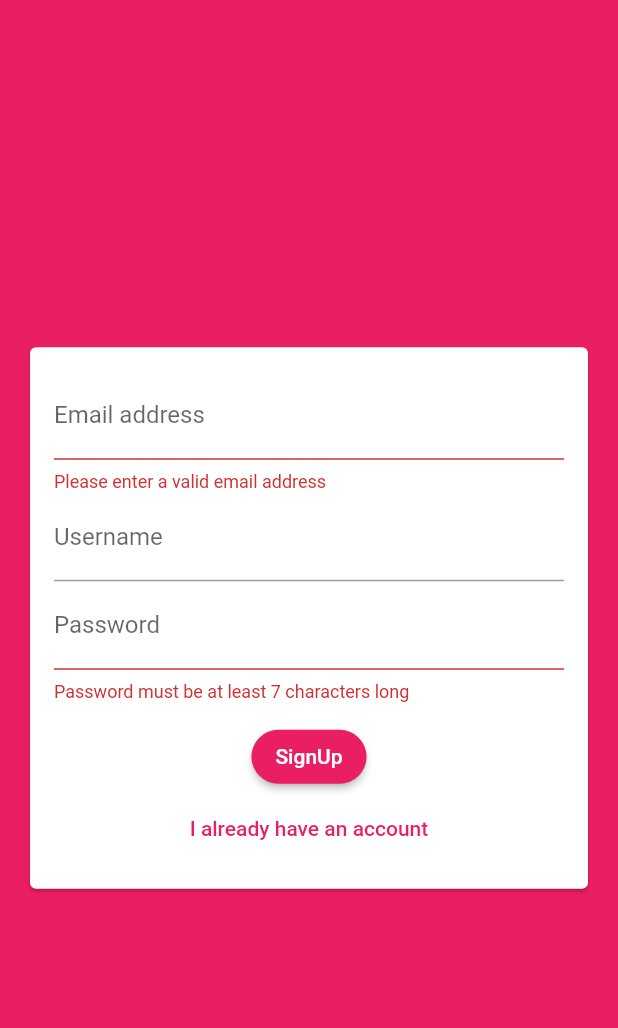
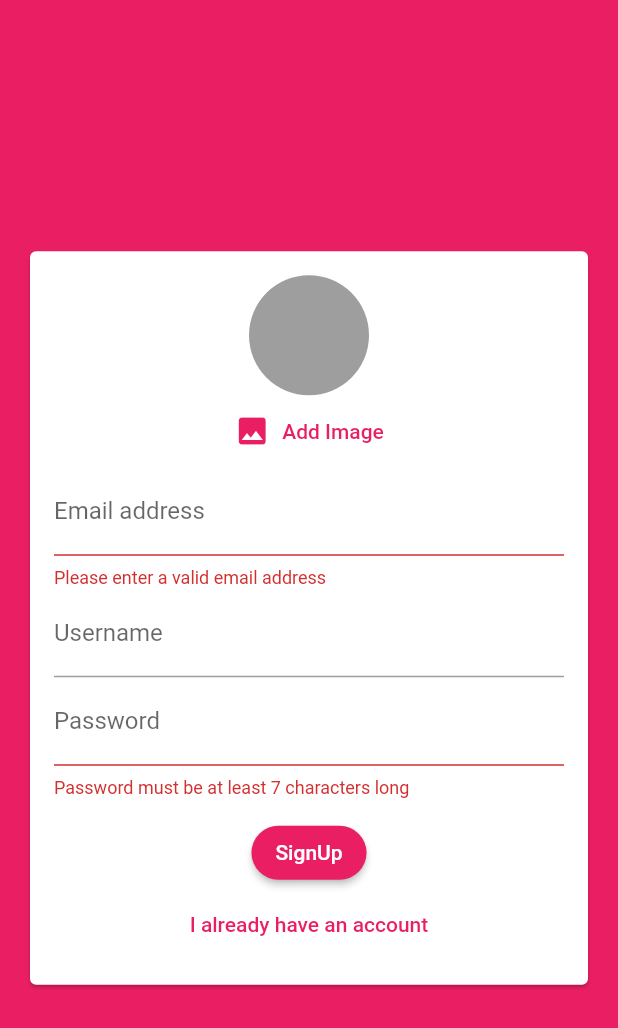
Before and after one commit to nonsocchi/chat-app-firestore, a Flutter app: the screen it shows after launch, after a tap on "Login", after a tap on "Create new account", on a phone screen of 412 x 824 dp. Shown: the top 1028 px of the screen. Run offline on Flutter 3.47's test engine with Material 2 defaults, Android fonts, the phone set to English and light mode, and no system bars; our stand-ins replace cloud_firestore, firebase_auth, firebase_core, image_picker; accounts and stored records are empty.

Commit message:
added image picker for pfp on auth form.

```diff
--- /dev/null
+++ b/lib/pickers/user_image_picker.dart
@@ -0,0 +1,43 @@
+import 'dart:io';
+
+import 'package:flutter/material.dart';
+import 'package:image_picker/image_picker.dart';
+
+class UserImagePicker extends StatefulWidget {
+  const UserImagePicker({Key? key}) : super(key: key);
+
+  @override
+  State<UserImagePicker> createState() => _UserImagePickerState();
+}
+
+class _UserImagePickerState extends State<UserImagePicker> {
+  File? _pickedImage;
+  void _pickImage() async {
+    final ImagePicker _picker = ImagePicker();
+
+    final pickedImageFile = await _picker.pickImage(source: ImageSource.camera);
+
+    setState(() {
+      _pickedImage = File(pickedImageFile!.path);
+    });
+  }
+
+  @override
+  Widget build(BuildContext context) {
+    return Column(
+      children: [
+        CircleAvatar(
+          radius: 40,
+          backgroundColor: Colors.grey,
+          backgroundImage:
+              _pickedImage != null ? FileImage(_pickedImage!) : null,
+        ),
+        TextButton.icon(
+          onPressed: _pickImage,
+          icon: const Icon(Icons.image),
+          label: const Text('Add Image'),
+        )
+      ],
+    );
+  }
+}
--- a/lib/widgets/auth/auth_form.dart
+++ b/lib/widgets/auth/auth_form.dart
@@ -1,3 +1,4 @@
+import 'package:chat_app/pickers/user_image_picker.dart';
 import 'package:flutter/material.dart';
 
 class AuthForm extends StatefulWidget {
@@ -54,6 +55,7 @@ class _AuthFormState extends State<AuthForm> {
               child: Column(
                 mainAxisSize: MainAxisSize.min,
                 children: [
+                  if (!_isLogin) const UserImagePicker(),
                   TextFormField(
                     key: const ValueKey('email'),
                     validator: (value) {
--- a/pubspec.yaml
+++ b/pubspec.yaml
@@ -37,6 +37,7 @@ dependencies:
   cloud_firestore: ^3.1.14
   firebase_core: ^1.16.0
   firebase_auth: ^3.3.17
+  image_picker: ^0.8.5+3
 
 dev_dependencies:
   flutter_test:
```
Also changed, not shown: lib/widgets/chat/message.dart (+9 -2 lines), lib/widgets/chat/message_bubble.dart (+39 -9 lines), lib/widgets/chat/new_message.dart (+10 -2 lines), pubspec.lock.
